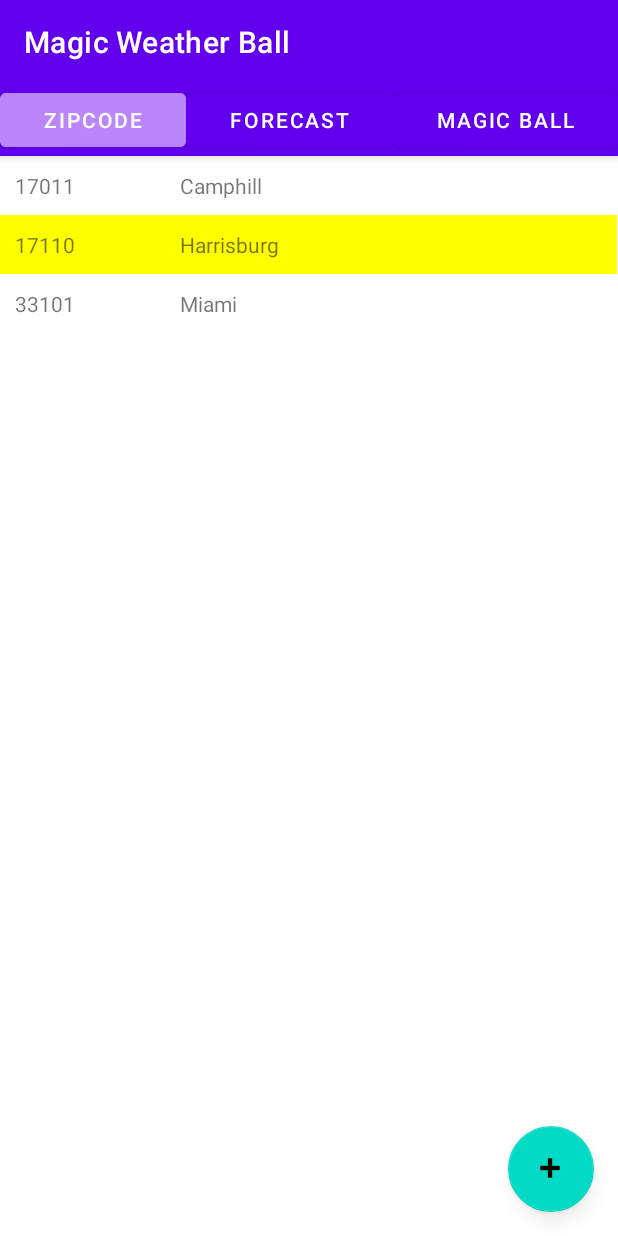
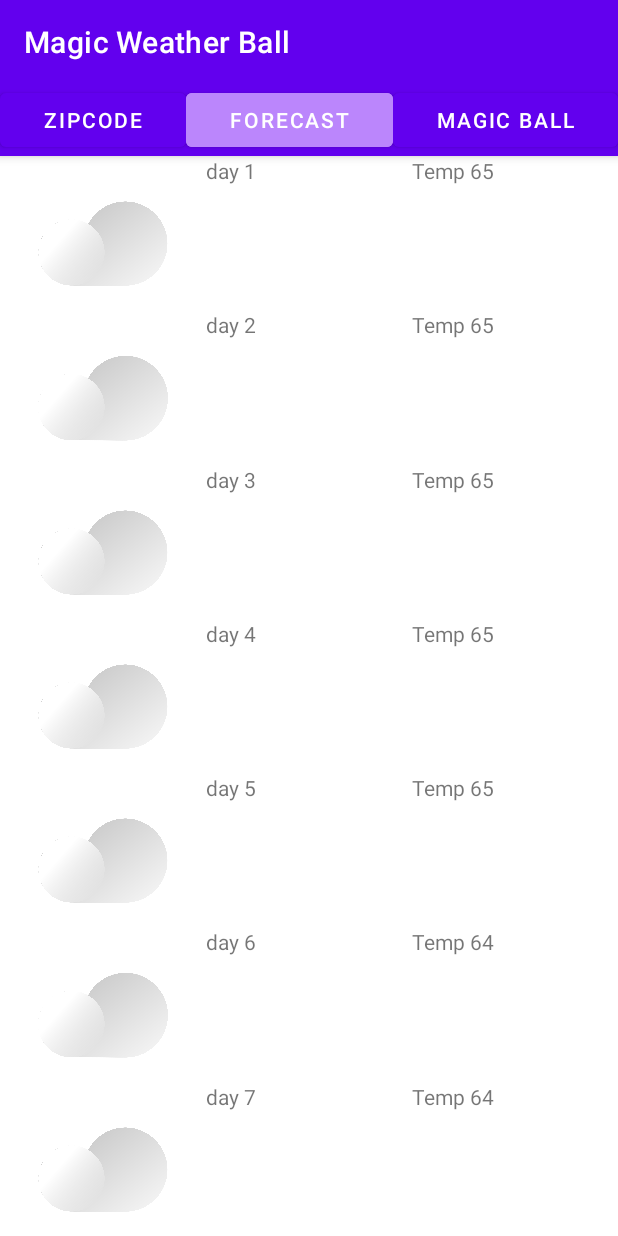
Before and after one commit to Bran-Leger/WeatherJavaApp, an Android app: the screen it shows after launch (Zip before the commit, ForecastPage after it), after a tap on "FORECAST", on a phone screen of 412 x 824 dp. Run offline under Robolectric (Android 15) with nearby library versions, the phone set to English and light mode, and no system bars; our stand-ins replace Room's generated code, Volley; network calls fail.

Commit message:
Add forecast page

```diff
--- a/app/src/main/AndroidManifest.xml
+++ b/app/src/main/AndroidManifest.xml
@@ -21,6 +21,7 @@
         <activity android:name=".Zip"/>
         <activity android:name=".ZipcodeDialogFragment"/>
         <activity android:name=".EightBall"/>
+        <activity android:name=".ForecastPage"/>
     </application>
 
 </manifest>
--- a/app/src/main/java/com/example/weatherjavaapp/EightBall.java
+++ b/app/src/main/java/com/example/weatherjavaapp/EightBall.java
@@ -14,6 +14,7 @@ import android.media.MediaParser;
 import android.media.MediaPlayer;
 import android.media.SoundPool;
 import android.os.Bundle;
+import android.util.Log;
 import android.view.View;
 import android.view.animation.Animation;
 import android.view.animation.LinearInterpolator;
@@ -34,32 +35,6 @@ import java.util.HashMap;
 import java.util.HashSet;
 import java.util.Locale;
 
-//public class SoundPoolPlayer {
-//    private SoundPool mShortPlayer= null;
-//    private HashMap mSounds = new HashMap();
-//
-//    public SoundPoolPlayer(Context pContext)
-//    {
-//        // setup Soundpool
-//        this.mShortPlayer = new SoundPool(4, AudioManager.STREAM_MUSIC, 0);
-//
-//
-//        mSounds.put(R.raw.<magic>, this.mShortPlayer.load(pContext, R.raw.<magic>, 1));
-//        //mSounds.put(R.raw.<sound_2_name>, this.mShortPlayer.load(pContext, R.raw.<sound_2_name>, 1));
-//    }
-//
-//    public void playShortResource(int piResource) {
-//        int iSoundId = (Integer) mSounds.get(piResource);
-//        this.mShortPlayer.play(iSoundId, 0.99f, 0.99f, 0, 0, 1);
-//    }
-//
-//    // Cleanup
-//    public void release() {
-//        // Cleanup
-//        this.mShortPlayer.release();
-//        this.mShortPlayer = null;
-//    }
-//}
 
 public class EightBall extends AppCompatActivity implements ShakeDetector.Listener {
 
@@ -85,7 +60,15 @@ public class EightBall extends AppCompatActivity implements ShakeDetector.Listen
         actionBar.hide();
         setContentView(R.layout.eight_ball);
 
+        // checking if the forecast has been saved
+        if (savedInstanceState != null){
+            forecast = new Forecast();
+            forecast.city = savedInstanceState.getString("city");
+            forecast.forecast = savedInstanceState.getStringArray("forecasts");
+            forecast.temperature = savedInstanceState.getIntArray("temperatures");
+        }
 
+        // catching the forecast from an intent
         Bundle extras = getIntent().getExtras();
         if (extras != null) {
             forecast = new Forecast();
@@ -94,6 +77,8 @@ public class EightBall extends AppCompatActivity implements ShakeDetector.Listen
                 forecast.addForecast(i, extras.getIntArray("temperatures")[i], extras.getStringArray("forecasts")[i]);
             }
         }
+
+
 
         final int screenWidth = getScreenDimensions(this).x;
         final int waveImgWidth = getResources().getDrawable(R.drawable.wave).getIntrinsicWidth();
@@ -119,15 +104,45 @@ public class EightBall extends AppCompatActivity implements ShakeDetector.Listen
 
 
     }
+    @Override
+    protected void onPause(){
+        Log.d("life_cycle", "onPause invoked");
+        super.onPause();
+    }
+    @Override
+    protected void onStop(){
+        Log.d("life_cycle", "onStop invoked");
+        super.onStop();
+    }
 
-    public void gotoZipcode(){
+    @Override
+    public void onRestoreInstanceState(Bundle savedInstanceState){
+        super.onRestoreInstanceState(savedInstanceState);
+        Log.d("life_cycle", "onRestoreInstanceState invoked");
+    }
+
+    @Override
+    public void onSaveInstanceState(Bundle outState){
+        super.onSaveInstanceState(outState);
+        Log.d("life_cycle", "onSaveInstanceState invoked");
+
+        // save the forecast
+        outState.putString("city", forecast.city);
+        outState.putStringArray("forecasts", forecast.forecast);
+        outState.putIntArray("temperatures", forecast.temperature);
+    }
+
+    public void gotoZipcode(View view){
         Intent i = new Intent(this, Zip.class);
         startActivity(i);
     }
 
-    public void gotoForecast(){
-        //Intent i = new Intent(this)
-
+    public void gotoForecast(View view){
+        Intent i = new Intent(this, ForecastPage.class);
+        i.putExtra("city", forecast.city);
+        i.putExtra("temperatures", forecast.temperature);
+        i.putExtra("forecasts", forecast.forecast);
+        startActivity(i);
     }
 
     @Override
--- /dev/null
+++ b/app/src/main/java/com/example/weatherjavaapp/ForecastPage.java
@@ -0,0 +1,83 @@
+package com.example.weatherjavaapp;
+
+import android.content.Intent;
+import android.os.Bundle;
+import android.util.Log;
+import android.view.View;
+
+import androidx.appcompat.app.AppCompatActivity;
+
+
+public class ForecastPage extends AppCompatActivity {
+
+    Forecast forecast = new Forecast();
+
+
+    @Override
+    protected void onCreate(Bundle savedInstanceState) {
+        super.onCreate(savedInstanceState);
+        setContentView(R.layout.forecast);
+        Intent intent = getIntent();
+
+        // checking if the forecast has been saved
+        if (savedInstanceState != null){
+            forecast = new Forecast();
+            forecast.city = savedInstanceState.getString("city");
+            forecast.forecast = savedInstanceState.getStringArray("forecasts");
+            forecast.temperature = savedInstanceState.getIntArray("temperatures");
+        }
+
+        Bundle extras = getIntent().getExtras();
+        if (extras != null) {
+            forecast = new Forecast();
+            forecast.city = extras.getString("city");
+            forecast.temperature = extras.getIntArray("temperatures");
+            forecast.forecast = extras.getStringArray("forecasts");
+        }
+
+        androidx.appcompat.app.ActionBar actionBar = getSupportActionBar();
+        actionBar.hide();
+
+    }
+    @Override
+    protected void onPause(){
+        Log.d("life_cycle", "onPause invoked");
+        super.onPause();
+    }
+    @Override
+    protected void onStop(){
+        Log.d("life_cycle", "onStop invoked");
+        super.onStop();
+    }
+
+    @Override
+    public void onRestoreInstanceState(Bundle savedInstanceState){
+        super.onRestoreInstanceState(savedInstanceState);
+        Log.d("life_cycle", "onRestoreInstanceState invoked");
+    }
+
+    @Override
+    public void onSaveInstanceState(Bundle outState){
+        super.onSaveInstanceState(outState);
+        Log.d("life_cycle", "onSaveInstanceState invoked");
+
+        // save the forecast
+        outState.putString("city", forecast.city);
+        outState.putStringArray("forecasts", forecast.forecast);
+        outState.putIntArray("temperatures", forecast.temperature);
+    }
+
+    public void gotoZipcode(View view){
+        Intent i = new Intent(this, Zip.class);
+        startActivity(i);
+    }
+
+    public void gotoMagicZipPage(View view) {
+
+        Intent i = new Intent(this, EightBall.class);
+        i.putExtra("city", forecast.city);
+        i.putExtra("temperatures", forecast.temperature);
+        i.putExtra("forecasts", forecast.forecast);
+        startActivity(i);
+    }
+}
--- a/app/src/main/java/com/example/weatherjavaapp/Zip.java
+++ b/app/src/main/java/com/example/weatherjavaapp/Zip.java
@@ -150,6 +150,14 @@ public class Zip extends AppCompatActivity implements ZipcodeDialogInterface {
         startActivity(i);
     }
 
+    public void gotoForecast(View view){
+        Intent i = new Intent(this, ForecastPage.class);
+        i.putExtra("city", forecast.city);
+        i.putExtra("temperatures", forecast.temperature);
+        i.putExtra("forecasts", forecast.forecast);
+        startActivity(i);
+    }
+
     //FloatingActionButton fab = findViewById(R.id.fab);
     public void getZip(View view) {
         z.show(getSupportFragmentManager(), "zipcode_fragment");
@@ -272,6 +280,7 @@ public class Zip extends AppCompatActivity implements ZipcodeDialogInterface {
                     // the last selected zip of the user
                     selectedZip = current.zip;
                     //getWeatherPointURL(selectedZip + "");
+                    dontAddGetWeatherPointURL("" + selectedZip);
                 } else {
                     holder.itemView.setBackgroundColor(Color.TRANSPARENT);
                 }
--- /dev/null
+++ b/app/src/main/res/layout/forecast.xml
@@ -0,0 +1,269 @@
+<androidx.constraintlayout.widget.ConstraintLayout xmlns:android="http://schemas.android.com/apk/res/android"
+    xmlns:app="http://schemas.android.com/apk/res-auto"
+    xmlns:tools="http://schemas.android.com/tools"
+    android:layout_width="match_parent"
+    android:layout_height="match_parent">
+
+    <com.google.android.material.appbar.AppBarLayout
+        android:id="@+id/appbar"
+        android:layout_width="0dp"
+        android:layout_height="wrap_content"
+        app:layout_constraintEnd_toEndOf="parent"
+        app:layout_constraintStart_toStartOf="parent"
+        app:layout_constraintTop_toTopOf="parent">
+        app:layout_constraintBottom_toTopOf="@+id/layout1">
+
+        <androidx.appcompat.widget.Toolbar
+            android:layout_width="wrap_content"
+            android:layout_height="wrap_content"
+            app:layout_scrollFlags="scroll|enterAlways"
+            app:title="Magic Weather Ball"
+            app:titleTextColor="@color/white"></androidx.appcompat.widget.Toolbar>
+
+        <LinearLayout
+            android:layout_width="match_parent"
+            android:layout_height="match_parent"
+            android:orientation="horizontal">
+
+            <Button
+                android:id="@+id/zipcodeBtn"
+                android:layout_width="wrap_content"
+                android:layout_height="wrap_content"
+                android:layout_weight="1"
+                android:onClick="gotoZipcode"
+                android:text="ZIPCODE" />
+
+            <Button
+                android:id="@+id/forecastBtn"
+                android:layout_width="wrap_content"
+                android:layout_height="wrap_content"
+                android:layout_weight="1"
+                android:backgroundTint="@color/purple_200"
+                android:text="FORECAST" />
+
+            <Button
+                android:id="@+id/magicBtn"
+                android:layout_width="wrap_content"
+                android:layout_height="wrap_content"
+                android:layout_weight="1"
+                android:onClick="gotoMagicZipPage"
+
+                android:text="MAGIC BALL" />
+        </LinearLayout>
+    </com.google.android.material.appbar.AppBarLayout>
+
+    <LinearLayout
+        android:id="@+id/layout7"
+        android:layout_width="match_parent"
+        android:layout_height="0dp"
+        android:orientation="horizontal"
+        app:layout_constraintBottom_toBottomOf="parent"
+        app:layout_constraintTop_toBottomOf="@id/layout6">
+
+        <ImageView
+            android:id="@+id/forecastImage7"
+            android:layout_width="wrap_content"
+            android:layout_height="wrap_content"
+            android:layout_weight="1"
+            app:srcCompat="@drawable/cloudy" />
+
+        <TextView
+            android:id="@+id/day7"
+            android:layout_width="match_parent"
+            android:layout_height="match_parent"
+            android:layout_weight="1"
+            android:text="day 7" />
+
+        <TextView
+            android:id="@+id/temperature7"
+            android:layout_width="match_parent"
+            android:layout_height="match_parent"
+            android:layout_weight="1"
+            android:text="Temp 64" />
+    </LinearLayout>
+    <LinearLayout
+        android:id="@+id/layout6"
+        android:layout_height="0dp"
+        android:layout_width="match_parent"
+        android:orientation="horizontal"
+        app:layout_constraintBottom_toTopOf="@+id/layout7"
+        app:layout_constraintTop_toBottomOf="@id/layout5"
+        tools:layout_editor_absoluteX="1dp">
+
+        <ImageView
+                    android:id="@+id/forecastImage6"
+                    android:layout_width="wrap_content"
+                    android:layout_height="wrap_content"
+                    android:layout_weight="1"
+                    app:srcCompat="@drawable/cloudy" />
+
+        <TextView
+            android:id="@+id/day6"
+            android:layout_width="match_parent"
+            android:layout_height="match_parent"
+            android:layout_weight="1"
+            android:text="day 6" />
+
+        <TextView
+            android:id="@+id/temperature6"
+            android:layout_width="match_parent"
+            android:layout_height="match_parent"
+            android:layout_weight="1"
+            android:text="Temp 64" />
+
+    </LinearLayout>
+    <LinearLayout
+        android:id="@+id/layout5"
+        android:layout_height="0dp"
+        android:layout_width="match_parent"
+        android:orientation="horizontal"
+        app:layout_constraintBottom_toTopOf="@+id/layout6"
+        app:layout_constraintTop_toBottomOf="@+id/layout4"
+        tools:layout_editor_absoluteX="1dp">
+
+        <ImageView
+                    android:id="@+id/forecastImage5"
+                    android:layout_width="wrap_content"
+                    android:layout_height="wrap_content"
+                    android:layout_weight="1"
+                    app:srcCompat="@drawable/cloudy" />
+
+        <TextView
+            android:id="@+id/day5"
+            android:layout_width="match_parent"
+            android:layout_height="match_parent"
+            android:layout_weight="1"
+            android:text="day 5" />
+
+        <TextView
+            android:id="@+id/temperature5"
+            android:layout_width="match_parent"
+            android:layout_height="match_parent"
+            android:layout_weight="1"
+            android:text="Temp 65" />
+
+    </LinearLayout>
+     <LinearLayout
+            android:id="@+id/layout4"
+            android:layout_height="0dp"
+            android:layout_width="match_parent"
+            android:orientation="horizontal"
+            app:layout_constraintBottom_toTopOf="@+id/layout5"
+            app:layout_constraintTop_toBottomOf="@+id/layout3"
+            tools:layout_editor_absoluteX="1dp">
+
+            <ImageView
+            android:id="@+id/forecastImage4"
+            android:layout_width="wrap_content"
+            android:layout_height="wrap_content"
+            android:layout_weight="1"
+            app:srcCompat="@drawable/cloudy" />
+            <TextView
+                android:id="@+id/day4"
+                android:layout_width="match_parent"
+                android:layout_height="match_parent"
+                android:layout_weight="1"
+                android:text="day 4" />
+
+            <TextView
+                android:id="@+id/temperature4"
+                android:layout_width="match_parent"
+                android:layout_height="match_parent"
+                android:layout_weight="1"
+                android:text="Temp 65" />
+
+        </LinearLayout>
+        <LinearLayout
+                    android:id="@+id/layout3"
+                    android:layout_height="0dp"
+                    android:layout_width="match_parent"
+                    android:orientation="horizontal"
+                    app:layout_constraintBottom_toTopOf="@+id/layout4"
+                    app:layout_constraintTop_toBottomOf="@+id/layout2"
+                    tools:layout_editor_absoluteX="1dp">
+
+                    <ImageView
+                                android:id="@+id/forecastImage3"
+                                android:layout_width="wrap_content"
+                                android:layout_height="wrap_content"
+                                android:layout_weight="1"
+                                app:srcCompat="@drawable/cloudy" />
+                    <TextView
+                        android:id="@+id/day3"
+                        android:layout_width="match_parent"
+                        android:layout_height="match_parent"
+                        android:layout_weight="1"
+                        android:text="day 3" />
+
+                    <TextView
+                        android:id="@+id/temperature3"
+                        android:layout_width="match_parent"
+                        android:layout_height="match_parent"
+                        android:layout_weight="1"
+                        android:text="Temp 65" />
+
+                </LinearLayout>
+        <LinearLayout
+                            android:id="@+id/layout2"
+                            android:layout_height="0dp"
+                            android:layout_width="match_parent"
+                            android:orientation="horizontal"
+                            app:layout_constraintBottom_toTopOf="@+id/layout3"
+                            app:layout_constraintTop_toBottomOf="@+id/layout1"
+                            tools:layout_editor_absoluteX="1dp">
+
+                            <ImageView
+                                        android:id="@+id/forecastImage2"
+                                        android:layout_width="wrap_content"
+                                        android:layout_height="wrap_content"
+                                        android:layout_weight="1"
+                                        app:srcCompat="@drawable/cloudy" />
+
+                            <TextView
+                                android:id="@+id/day2"
+                                android:layout_width="match_parent"
+                                android:layout_height="match_parent"
+                                android:layout_weight="1"
+                                android:text="day 2" />
+
+                            <TextView
+                                android:id="@+id/temperature2"
+                                android:layout_width="match_parent"
+                                android:layout_height="match_parent"
+                                android:layout_weight="1"
+                                android:text="Temp 65" />
+
+                        </LinearLayout>
+        <LinearLayout
+                            android:id="@+id/layout1"
+                            android:layout_height="0dp"
+                            android:layout_width="match_parent"
+                            android:orientation="horizontal"
+                            app:layout_constraintBottom_toTopOf="@+id/layout2"
+                            app:layout_constraintTop_toBottomOf="@+id/appbar"
+                            tools:layout_editor_absoluteX="1dp">
+
+                            <ImageView
+                                        android:id="@+id/forecastImage1"
+                                        android:layout_width="wrap_content"
+                                        android:layout_height="wrap_content"
+                                        android:layout_weight="1"
+                                        app:srcCompat="@drawable/cloudy" />
+
+                            <TextView
+                                android:id="@+id/day1"
+                                android:layout_width="match_parent"
+                                android:layout_height="match_parent"
+                                android:layout_weight="1"
+                                android:text="day 1" />
+
+                            <TextView
+                                android:id="@+id/temperature1"
+                                android:layout_width="match_parent"
+                                android:layout_height="match_parent"
+                                android:layout_weight="1"
+                                android:text="Temp 65" />
+
+                        </LinearLayout>
+
+</androidx.constraintlayout.widget.ConstraintLayout>
--- a/app/src/main/res/layout/zipcode_page.xml
+++ b/app/src/main/res/layout/zipcode_page.xml
@@ -38,7 +38,7 @@
                     android:layout_width="wrap_content"
                     android:layout_height="wrap_content"
                     android:layout_weight="1"
-                    android:onClick="gotoForecastZipPage"
+                    android:onClick="gotoForecast"
                     android:text="FORECAST" />
 
                 <Button
```
